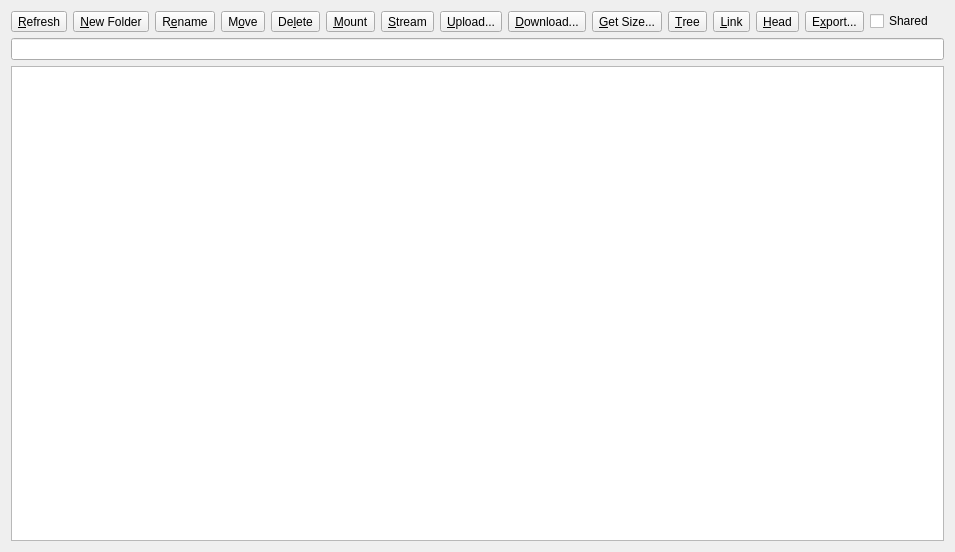
Old version of the form src/remote_widget.ui in the repository xrp001/RcloneBrowser.
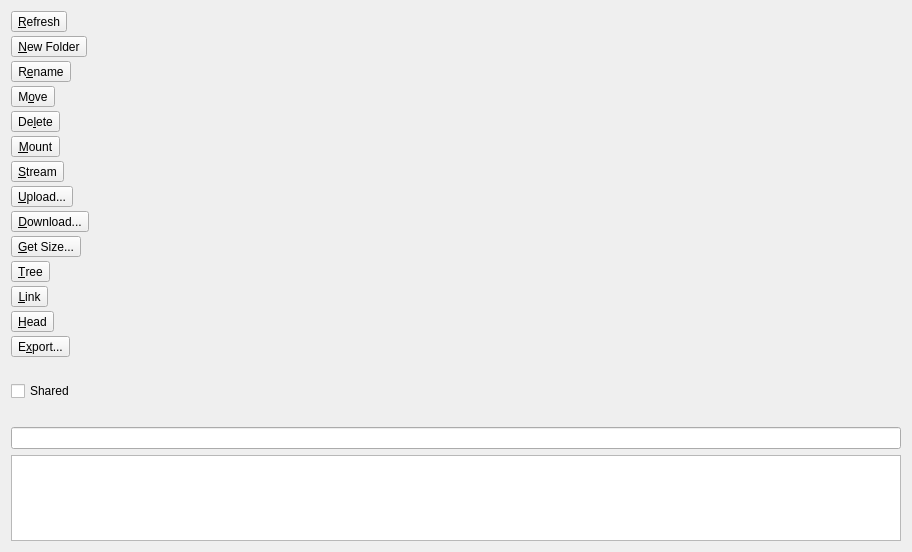
New version of the form.

Commit message:
feat: Add responsive wrapping toolbar buttons, bump version to 1.8.5
- Replace static horizontal toolbar layout with dynamic grid layout
- Implement arrangeButtons() method to reflow buttons on widget resize
- Dynamically place tags button instead of hardcoded layout insertion
- Handle window resize events to properly wrap buttons for narrow windows
- Correct maintainer ordering in about dialog
- Increment release version from 1.8.4 to 1.8.5

The edit to the form file:
```diff
--- a/src/remote_widget.ui
+++ b/src/remote_widget.ui
@@ -38,7 +38,7 @@
        </property>
        <item>
         <widget class="QWidget" name="buttons" native="true">
-         <layout class="QHBoxLayout" name="horizontalLayout_2">
+          <layout class="QGridLayout" name="horizontalLayout_2">
           <property name="leftMargin">
            <number>0</number>
           </property>
@@ -51,6 +51,12 @@
           <property name="bottomMargin">
            <number>0</number>
           </property>
+           <property name="horizontalSpacing">
+            <number>4</number>
+           </property>
+           <property name="verticalSpacing">
+            <number>4</number>
+           </property>
           <item>
            <widget class="QToolButton" name="buttonRefresh">
             <property name="text">
```
Lines whose indentation alone changed are shown as unchanged. The commit also changes 4 other files.
